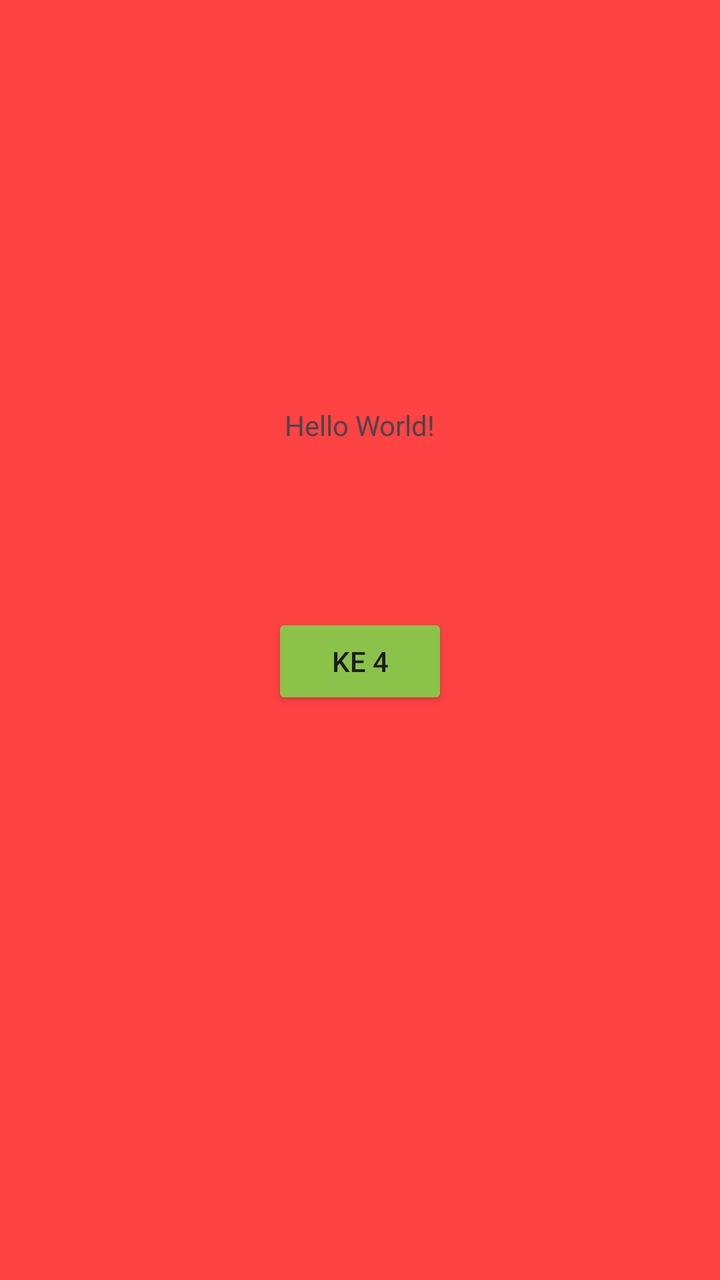
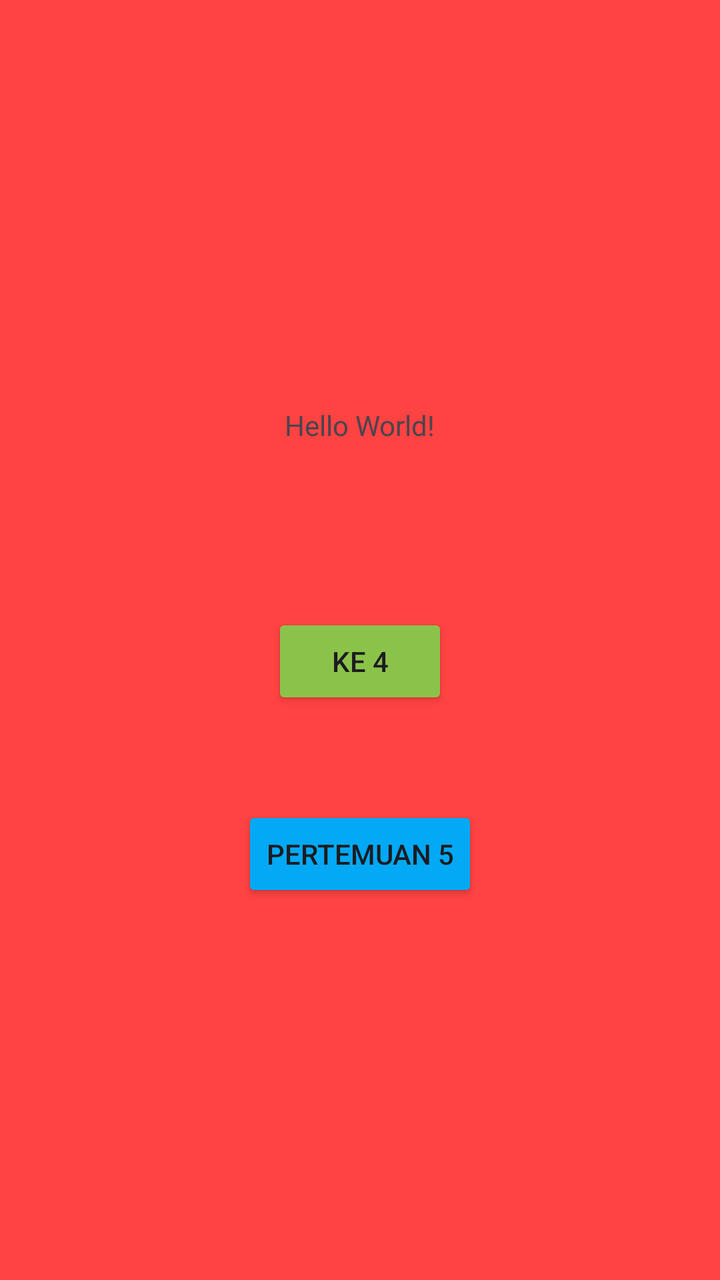

An Android layout rendered at two revisions. The XML below is the earlier revision; the diff shows what the commit changed to produce the second picture.
<!-- AndroidManifest.xml: application theme Theme.Lita_3TIF -->
<!-- res/layout/activity_main.xml -->
<?xml version="1.0" encoding="utf-8"?>
<androidx.constraintlayout.widget.ConstraintLayout xmlns:android="http://schemas.android.com/apk/res/android"
    xmlns:app="http://schemas.android.com/apk/res-auto"
    xmlns:tools="http://schemas.android.com/tools"
    android:id="@+id/main"
    android:background="#FF4242"
    android:layout_width="match_parent"
    android:layout_height="match_parent"
    tools:context=".MainActivity">

    <TextView
        android:id="@+id/textView5"
        android:layout_width="wrap_content"
        android:layout_height="wrap_content"
        android:text="Hello World!"
        app:layout_constraintBottom_toBottomOf="parent"
        app:layout_constraintEnd_toEndOf="parent"
        app:layout_constraintStart_toStartOf="parent"
        app:layout_constraintTop_toTopOf="parent"
        app:layout_constraintVertical_bias="0.327" />

    <Button
        android:id="@+id/btnToFourth"
        android:layout_width="wrap_content"
        android:layout_height="wrap_content"
        android:text="Ke 4"
        android:backgroundTint="#8BC34A"
        app:layout_constraintBottom_toBottomOf="parent"
        app:layout_constraintEnd_toEndOf="parent"
        app:layout_constraintStart_toStartOf="parent"
        app:layout_constraintTop_toBottomOf="@+id/textView5"
        app:layout_constraintVertical_bias="0.229" />

</androidx.constraintlayout.widget.ConstraintLayout>
<!-- resources referenced by this layout -->
<resources>
  <style name="Theme.Lita_3TIF" parent="Base.Theme.Lita_3TIF" />
  <style name="Base.Theme.Lita_3TIF" parent="Theme.Material3.DayNight.NoActionBar">
          
          
      </style>
</resources>

<!-- the commit's change to res/layout/activity_main.xml (unified diff, before → after) -->
@@ -31,4 +31,16 @@
         app:layout_constraintTop_toBottomOf="@+id/textView5"
         app:layout_constraintVertical_bias="0.229" />
 
+    <Button
+        android:id="@+id/btnToFifth"
+        android:layout_width="wrap_content"
+        android:layout_height="wrap_content"
+        android:text="Pertemuan 5"
+        android:backgroundTint="#03A9F4"
+        app:layout_constraintBottom_toBottomOf="parent"
+        app:layout_constraintEnd_toEndOf="parent"
+        app:layout_constraintStart_toStartOf="parent"
+        app:layout_constraintTop_toBottomOf="@+id/btnToFourth"
+        app:layout_constraintVertical_bias="0.204" />
+
 </androidx.constraintlayout.widget.ConstraintLayout>
